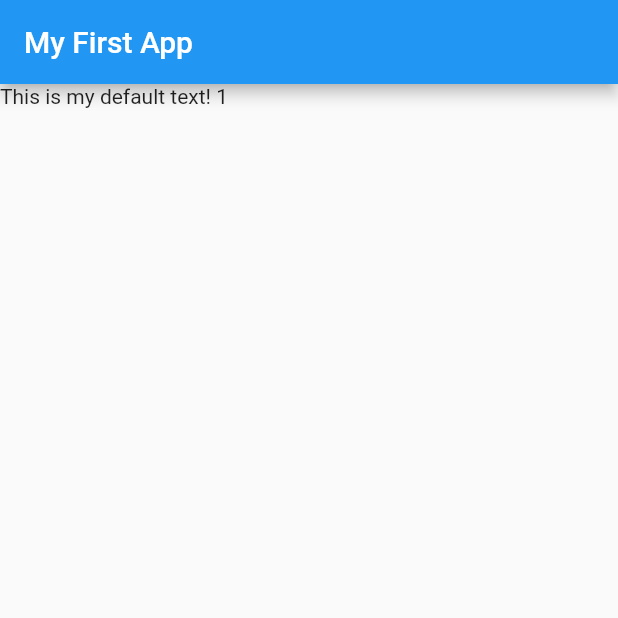
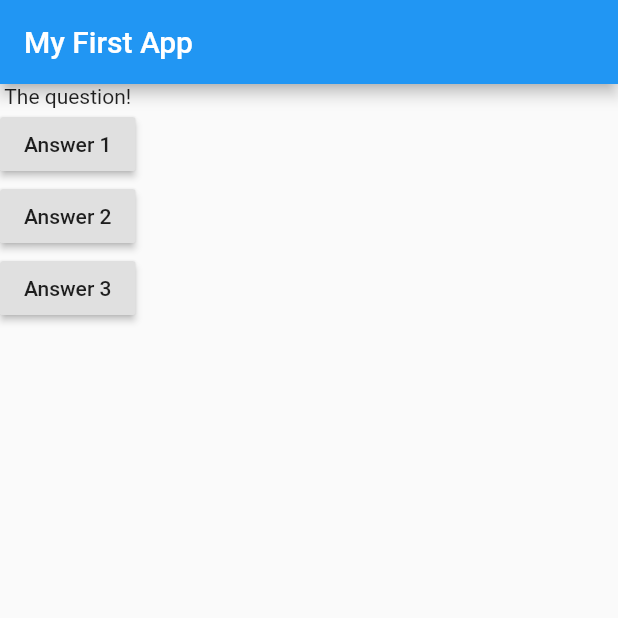
Before and after one commit to carlaval655/flutter_complete_guide, a Flutter app: the screen it shows after launch, on a phone screen of 412 x 824 dp, the top half of it. Run offline on Flutter 3.47's test engine with Material 2 defaults, Android fonts, the phone set to English and light mode, and no system bars.

Commit message:
onPressed RaisedButton

```diff
--- a/lib/main.dart
+++ b/lib/main.dart
@@ -1,3 +1,5 @@
+// ignore_for_file: prefer_const_constructors, deprecated_member_use, sort_child_properties_last, use_key_in_widget_constructors, avoid_print
+
 import 'package:flutter/material.dart';
 
 // void main(){
@@ -6,16 +8,36 @@ import 'package:flutter/material.dart';
 void main() => runApp(MyApp());
 
 class MyApp extends StatelessWidget {
+  void answerQuestion(){
+    print('Answer chosen');
+  }
   @override
   //Devuelve un widget
   Widget build(BuildContext context) {
     return MaterialApp(
-      home: Scaffold( //Define el widget general de una app
-        appBar: AppBar(
-          title: Text('My First App'),
-        ),
-        body: Text('This is my default text! 1'),
-      ),
+      home: Scaffold(
+          //Define el widget general de una app
+          appBar: AppBar(
+            title: Text('My First App'),
+          ),
+          body: Column(
+            // ignore: prefer_const_literals_to_create_immutables
+            children: [
+              Text("The question!"),
+              RaisedButton(
+                child: Text('Answer 1'),
+                onPressed: answerQuestion,
+              ),
+              RaisedButton(
+                child: Text('Answer 2'),
+                onPressed: answerQuestion,
+              ),
+              RaisedButton(
+                child: Text('Answer 3'),
+                onPressed: answerQuestion,
+              ),
+            ],
+          )),
     );
   }
 }
```
Also changed, not shown: 1 other file.
